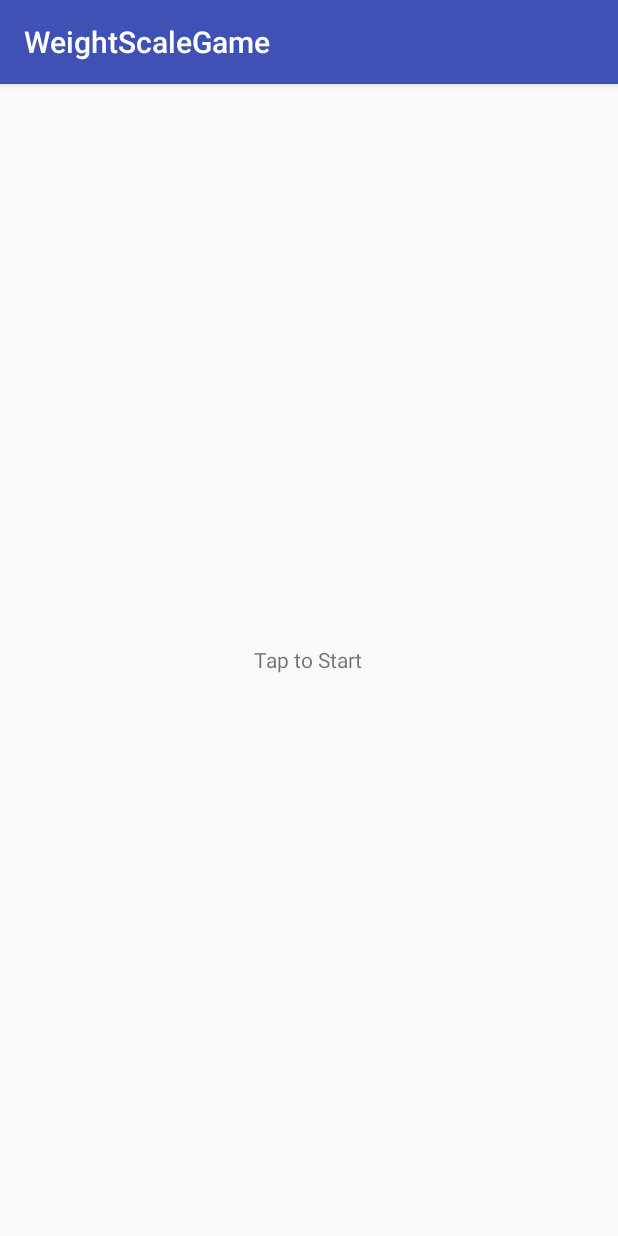
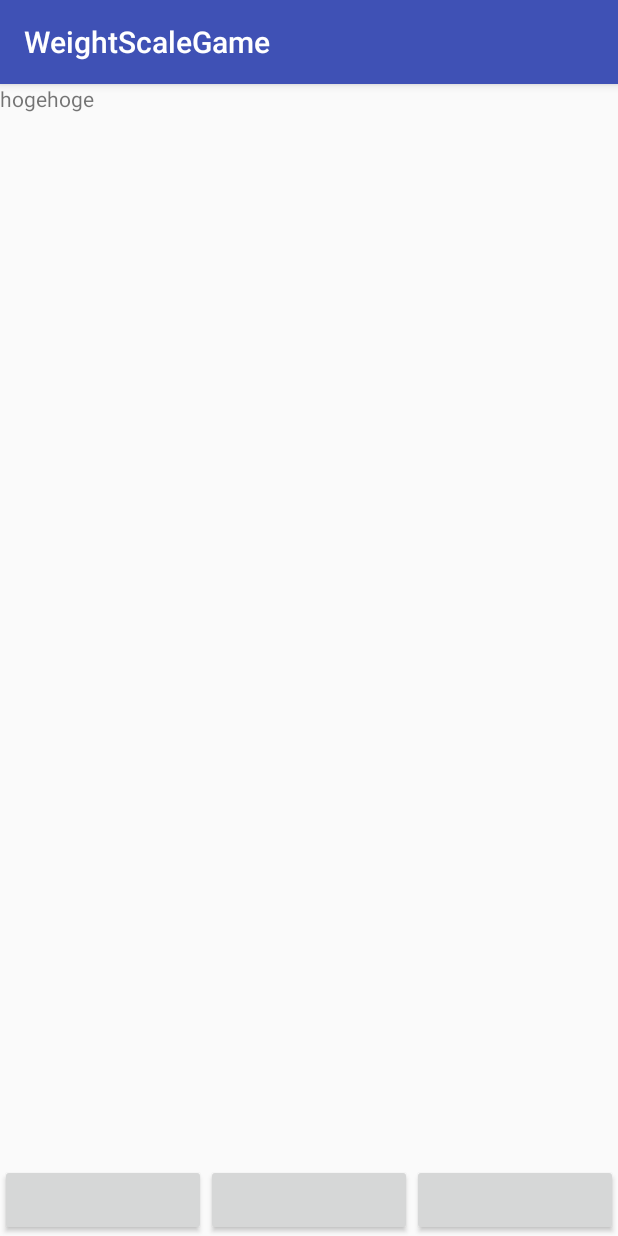
Before and after one commit to YutaKase6/WeightScaleGame, an Android app: the screen it shows after launch (StartActivity before the commit, HomeActivity after it), on a phone screen of 412 x 824 dp. Run offline under Robolectric (Android 15) with nearby library versions, the phone set to English and light mode, and no system bars.

Commit message:
ホーム画面にユーザーネームとボタンを追加

```diff
--- a/app/src/main/AndroidManifest.xml
+++ b/app/src/main/AndroidManifest.xml
@@ -13,7 +13,8 @@
         android:label="@string/app_name"
         android:supportsRtl="true"
         android:theme="@style/AppTheme">
-        <activity android:name=".StartActivity">
+        <activity android:name=".HomeActivity">
+        <!--<activity android:name=".StartActivity">-->
             <intent-filter>
                 <action android:name="android.intent.action.MAIN" />
 
@@ -24,7 +25,7 @@
             android:name=".LoginActivity"
             android:label="@string/title_activity_login" />
         <activity
-            android:name=".HomeActivity"
+            android:name=".StartActivity"
             android:label="@string/title_activity_home"
             android:theme="@style/AppTheme.NoActionBar" />
         <activity
--- a/app/src/main/java/com/example/yutakase/weightscalegame/HomeActivity.java
+++ b/app/src/main/java/com/example/yutakase/weightscalegame/HomeActivity.java
@@ -6,27 +6,30 @@ import android.support.design.widget.Snackbar;
 import android.support.v7.app.AppCompatActivity;
 import android.support.v7.widget.Toolbar;
 import android.view.View;
+import android.widget.Button;
+import android.widget.TextView;
 
 /**
  * ホーム画面
  */
 public class HomeActivity extends AppCompatActivity {
 
+    private TextView userName;
+    private Button leftButton;
+    private Button centerButton;
+    private Button rightButton;
+
     @Override
     protected void onCreate(Bundle savedInstanceState) {
         super.onCreate(savedInstanceState);
         setContentView(R.layout.activity_home);
-        Toolbar toolbar = (Toolbar) findViewById(R.id.toolbar);
-        setSupportActionBar(toolbar);
 
-        FloatingActionButton fab = (FloatingActionButton) findViewById(R.id.fab);
-        fab.setOnClickListener(new View.OnClickListener() {
-            @Override
-            public void onClick(View view) {
-                Snackbar.make(view, "Replace with your own action", Snackbar.LENGTH_LONG)
-                        .setAction("Action", null).show();
-            }
-        });
+        userName = (TextView)findViewById(R.id.userText);
+        userName.setText("hogehoge");
+
+        Button leftButton = (Button)findViewById(R.id.leftButton);
+        Button centerButton = (Button)findViewById(R.id.centerButton);
+        Button rightButton = (Button)findViewById(R.id.rightButton);
     }
 
 }
--- a/app/src/main/res/layout/activity_home.xml
+++ b/app/src/main/res/layout/activity_home.xml
@@ -1,34 +1,38 @@
 <?xml version="1.0" encoding="utf-8"?>
-<android.support.design.widget.CoordinatorLayout xmlns:android="http://schemas.android.com/apk/res/android"
-    xmlns:app="http://schemas.android.com/apk/res-auto"
-    xmlns:tools="http://schemas.android.com/tools"
+<RelativeLayout xmlns:android="http://schemas.android.com/apk/res/android"
     android:layout_width="match_parent"
-    android:layout_height="match_parent"
-    android:fitsSystemWindows="true"
-    tools:context="com.example.yutakase.weightscalegame.HomeActivity">
+    android:layout_height="match_parent" >
 
-    <android.support.design.widget.AppBarLayout
+    <TextView
+        android:id="@+id/userText"
         android:layout_width="match_parent"
         android:layout_height="wrap_content"
-        android:theme="@style/AppTheme.AppBarOverlay">
+        android:layout_alignParentTop="true"/>
 
-        <android.support.v7.widget.Toolbar
-            android:id="@+id/toolbar"
-            android:layout_width="match_parent"
-            android:layout_height="?attr/actionBarSize"
-            android:background="?attr/colorPrimary"
-            app:popupTheme="@style/AppTheme.PopupOverlay" />
+    <LinearLayout
+        android:layout_width="match_parent"
+        android:layout_height="wrap_content"
+        android:layout_alignParentBottom="true"
+        android:layout_alignParentLeft="true"
+        android:layout_alignParentStart="true">
 
-    </android.support.design.widget.AppBarLayout>
+        <Button
+            android:id="@+id/leftButton"
+            android:layout_width="wrap_content"
+            android:layout_height="match_parent"
+            android:layout_weight="1"/>
 
-    <include layout="@layout/content_home" />
+        <Button
+            android:id="@+id/centerButton"
+            android:layout_width="wrap_content"
+            android:layout_height="match_parent"
+            android:layout_weight="1"/>
 
-    <android.support.design.widget.FloatingActionButton
-        android:id="@+id/fab"
-        android:layout_width="wrap_content"
-        android:layout_height="wrap_content"
-        android:layout_gravity="bottom|end"
-        android:layout_margin="@dimen/fab_margin"
-        android:src="@android:drawable/ic_dialog_email" />
+        <Button
+            android:id="@+id/rightButton"
+            android:layout_width="wrap_content"
+            android:layout_height="match_parent"
+            android:layout_weight="1"/>
+    </LinearLayout>
 
-</android.support.design.widget.CoordinatorLayout>
+</RelativeLayout>
```
